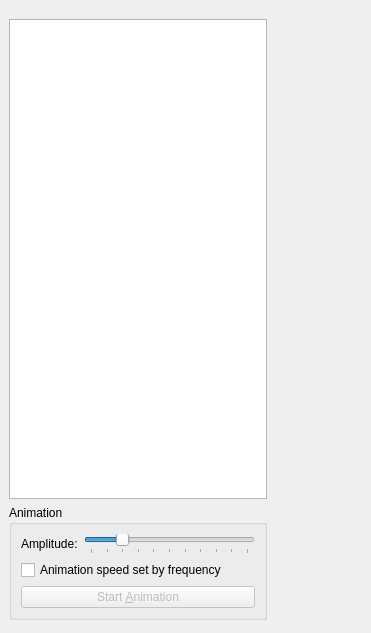
Before: the Qt Designer form libavogadro/src/extensions/vibrationwidget.ui in cryos/avogadro, drawn with Qt 5.
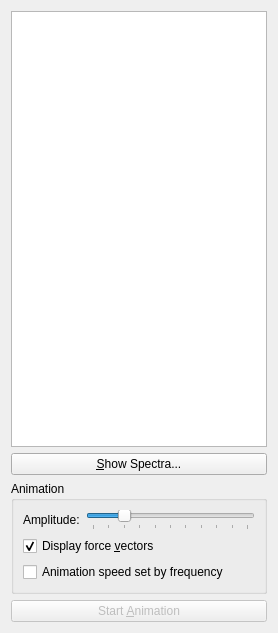
After: the same form once the commit is applied.

Commit message: Made vibrationDock displaying correctly (may crash!)

Patch:
```diff
--- a/libavogadro/src/extensions/vibrationwidget.ui
+++ b/libavogadro/src/extensions/vibrationwidget.ui
@@ -6,12 +6,12 @@
    <rect>
     <x>0</x>
     <y>0</y>
-    <width>371</width>
+    <width>274</width>
     <height>633</height>
    </rect>
   </property>
   <property name="sizePolicy">
-   <sizepolicy hsizetype="Maximum" vsizetype="Preferred">
+   <sizepolicy hsizetype="Minimum" vsizetype="Expanding">
     <horstretch>0</horstretch>
     <verstretch>0</verstretch>
    </sizepolicy>
@@ -19,20 +19,73 @@
   <property name="windowTitle">
    <string>Molecular Vibrations</string>
   </property>
-  <widget class="QWidget" name="gridLayoutWidget">
-   <property name="geometry">
-    <rect>
-     <x>9</x>
-     <y>9</y>
-     <width>258</width>
-     <height>611</height>
-    </rect>
-   </property>
-   <layout class="QGridLayout" name="gridLayout">
-    <property name="sizeConstraint">
-     <enum>QLayout::SetMinimumSize</enum>
-    </property>
-    <item row="2" column="0">
+  <layout class="QVBoxLayout" name="verticalLayout_2">
+   <item>
+    <widget class="QTableWidget" name="vibrationTable">
+     <property name="sizePolicy">
+      <sizepolicy hsizetype="MinimumExpanding" vsizetype="MinimumExpanding">
+       <horstretch>0</horstretch>
+       <verstretch>0</verstretch>
+      </sizepolicy>
+     </property>
+     <property name="horizontalScrollBarPolicy">
+      <enum>Qt::ScrollBarAlwaysOff</enum>
+     </property>
+     <property name="editTriggers">
+      <set>QAbstractItemView::NoEditTriggers</set>
+     </property>
+     <property name="alternatingRowColors">
+      <bool>true</bool>
+     </property>
+     <property name="selectionMode">
+      <enum>QAbstractItemView::SingleSelection</enum>
+     </property>
+     <property name="selectionBehavior">
+      <enum>QAbstractItemView::SelectRows</enum>
+     </property>
+     <property name="gridStyle">
+      <enum>Qt::SolidLine</enum>
+     </property>
+     <property name="sortingEnabled">
+      <bool>true</bool>
+     </property>
+     <property name="rowCount">
+      <number>0</number>
+     </property>
+     <property name="columnCount">
+      <number>3</number>
+     </property>
+     <attribute name="horizontalHeaderVisible">
+      <bool>false</bool>
+     </attribute>
+     <attribute name="verticalHeaderVisible">
+      <bool>false</bool>
+     </attribute>
+     <column>
+      <property name="text">
+       <string>Freq.(cm⁻¹)</string>
+      </property>
+     </column>
+     <column>
+      <property name="text">
+       <string>I (km/mol)</string>
+      </property>
+     </column>
+     <column>
+      <property name="text">
+       <string>Activity (A^4/amu)</string>
+      </property>
+     </column>
+    </widget>
+   </item>
+   <item>
+    <widget class="QPushButton" name="spectraButton">
+     <property name="text">
+      <string>&amp;Show Spectra...</string>
+     </property>
+    </widget>
+   </item>
+   <item>
      <widget class="QGroupBox" name="groupBox">
       <property name="sizePolicy">
        <sizepolicy hsizetype="MinimumExpanding" vsizetype="Preferred">
@@ -89,6 +142,16 @@
          </item>
         </layout>
        </item>
+      <item>
+       <widget class="QCheckBox" name="displayForcesCheckBox">
+        <property name="text">
+         <string>Display force &amp;vectors</string>
+        </property>
+        <property name="checked">
+         <bool>true</bool>
+        </property>
+       </widget>
+      </item>
        <item>
         <widget class="QCheckBox" name="animationSpeedCheckBox">
          <property name="sizePolicy">
@@ -105,6 +168,9 @@
          </property>
         </widget>
        </item>
+     </layout>
+    </widget>
+   </item>
        <item>
         <widget class="QPushButton" name="animationButton">
          <property name="enabled">
@@ -122,84 +188,6 @@
         </widget>
        </item>
       </layout>
-     </widget>
-    </item>
-    <item row="0" column="0">
-     <spacer name="verticalSpacer">
-      <property name="orientation">
-       <enum>Qt::Vertical</enum>
-      </property>
-      <property name="sizeType">
-       <enum>QSizePolicy::Fixed</enum>
-      </property>
-      <property name="sizeHint" stdset="0">
-       <size>
-        <width>20</width>
-        <height>10</height>
-       </size>
-      </property>
-     </spacer>
-    </item>
-    <item row="1" column="0">
-     <widget class="QTableWidget" name="vibrationTable">
-      <property name="sizePolicy">
-       <sizepolicy hsizetype="MinimumExpanding" vsizetype="MinimumExpanding">
-        <horstretch>0</horstretch>
-        <verstretch>0</verstretch>
-       </sizepolicy>
-      </property>
-      <property name="horizontalScrollBarPolicy">
-       <enum>Qt::ScrollBarAlwaysOff</enum>
-      </property>
-      <property name="editTriggers">
-       <set>QAbstractItemView::NoEditTriggers</set>
-      </property>
-      <property name="alternatingRowColors">
-       <bool>true</bool>
-      </property>
-      <property name="selectionMode">
-       <enum>QAbstractItemView::SingleSelection</enum>
-      </property>
-      <property name="selectionBehavior">
-       <enum>QAbstractItemView::SelectRows</enum>
-      </property>
-      <property name="gridStyle">
-       <enum>Qt::SolidLine</enum>
-      </property>
-      <property name="sortingEnabled">
-       <bool>true</bool>
-      </property>
-      <property name="rowCount">
-       <number>0</number>
-      </property>
-      <property name="columnCount">
-       <number>3</number>
-      </property>
-      <attribute name="horizontalHeaderVisible">
-       <bool>false</bool>
-      </attribute>
-      <attribute name="verticalHeaderVisible">
-       <bool>false</bool>
-      </attribute>
-      <column>
-       <property name="text">
-        <string>Freq.(cm⁻¹)</string>
-       </property>
-      </column>
-      <column>
-       <property name="text">
-        <string>I (km/mol)</string>
-       </property>
-      </column>
-      <column>
-       <property name="text">
-        <string>Activity (A^4/amu)</string>
-       </property>
-      </column>
-     </widget>
-    </item>
-   </layout>
-  </widget>
  </widget>
  <resources/>
  <connections/>
```
Lines whose indentation alone changed are shown as unchanged. The commit also changes 4 other files.
